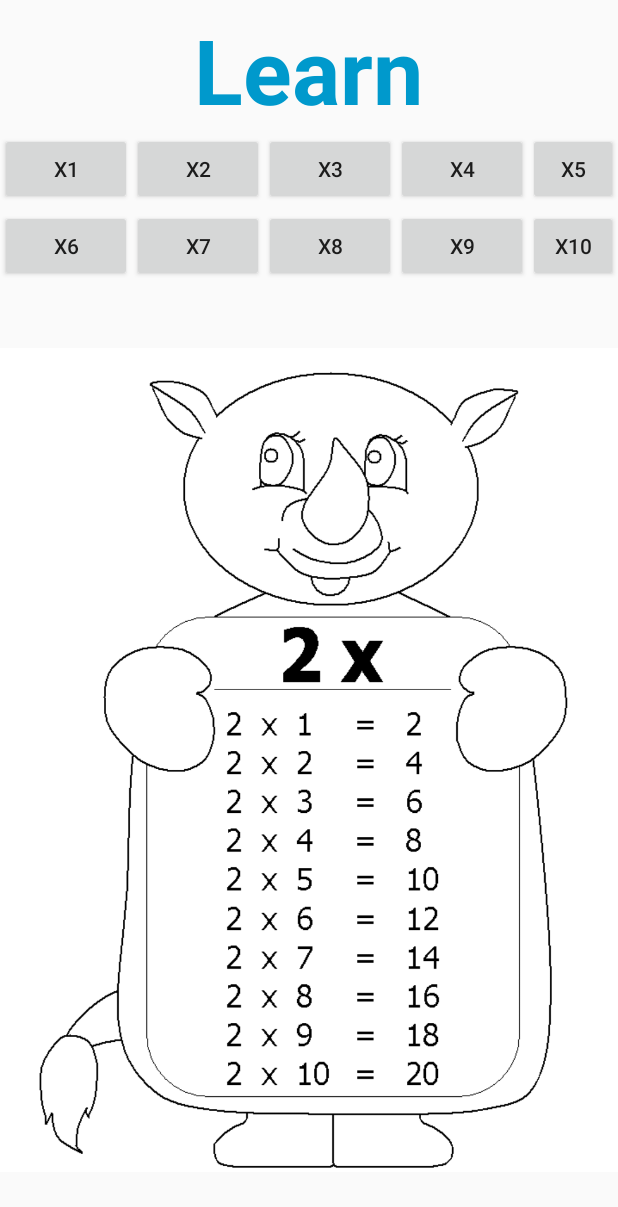
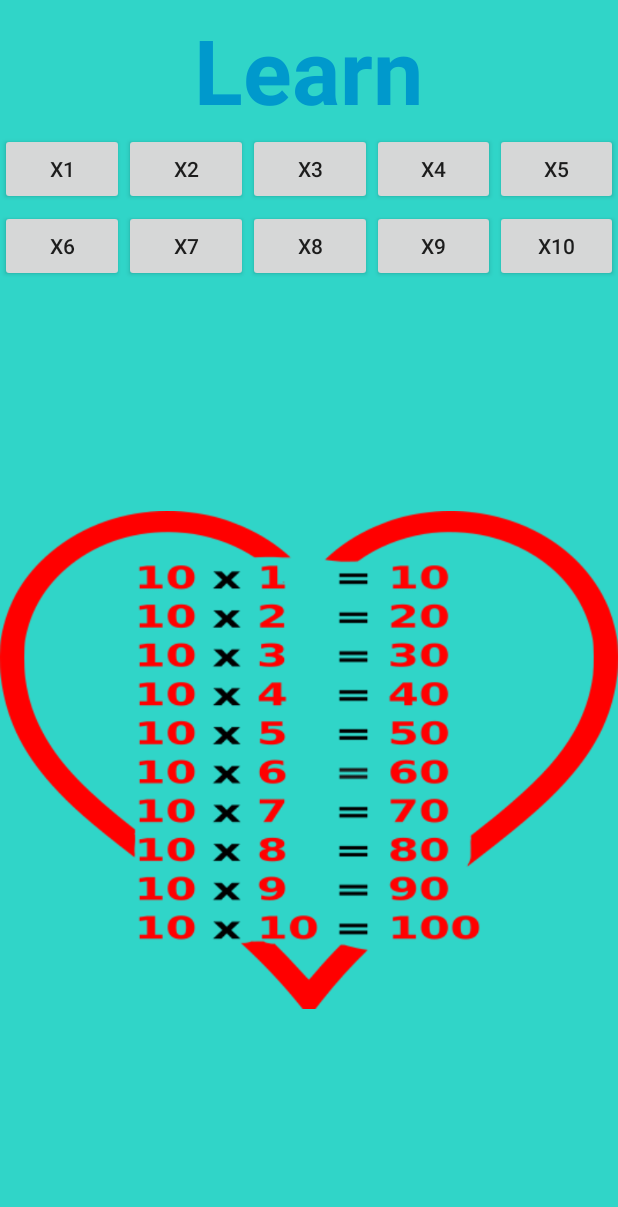
Before and after one commit to CheetaTech/MultiplicationTable, an Android app: the layout content_learn.xml on its own in the app's theme, with its tools: preview values and no code run, on a phone screen of 412 x 824 dp. Shown: the top 1207 px of the screen. Run offline under Robolectric (Android 15) with nearby library versions, the phone set to English and light mode, and no system bars.

Commit message:
Learn image tasarımları gerçekleştirildi.

```diff
--- a/app/src/main/AndroidManifest.xml
+++ b/app/src/main/AndroidManifest.xml
@@ -9,7 +9,7 @@
         android:supportsRtl="true"
         android:theme="@style/AppTheme">
         <activity
-            android:name=".TrainingActivity"
+            android:name=".LearnActivity"
             android:label="@string/title_activity_selection"
             android:theme="@style/AppTheme.NoActionBar">
             <intent-filter>
--- a/app/src/main/res/layout/content_learn.xml
+++ b/app/src/main/res/layout/content_learn.xml
@@ -2,7 +2,9 @@
 <RelativeLayout xmlns:android="http://schemas.android.com/apk/res/android"
     android:id="@+id/relativeLayout1"
     android:layout_width="fill_parent"
-    android:layout_height="fill_parent" >
+    android:layout_height="fill_parent"
+    android:background="@color/turkuaz"
+    >
 
     <LinearLayout
         android:id="@+id/trainingLinearLayout"
@@ -45,34 +47,42 @@
         <Button
             android:layout_width="wrap_content"
             android:layout_height="wrap_content"
-
+            android:layout_gravity="center"
             android:text="@string/x1"
             android:id="@+id/buttonX1"
+            android:layout_weight="1"
             />
         <Button
             android:layout_width="wrap_content"
             android:layout_height="wrap_content"
+            android:layout_gravity="center"
             android:text="@string/x2"
             android:id="@+id/buttonX2"
+            android:layout_weight="1"
             />
         <Button
             android:layout_width="wrap_content"
             android:layout_height="wrap_content"
+            android:layout_gravity="center"
             android:text="@string/x3"
-
+            android:layout_weight="1"
             android:id="@+id/buttonX3"
             />
         <Button
             android:layout_width="wrap_content"
             android:layout_height="wrap_content"
+            android:layout_gravity="center"
             android:text="@string/x4"
             android:id="@+id/buttonX4"
+            android:layout_weight="1"
             />
         <Button
             android:layout_width="wrap_content"
             android:layout_height="wrap_content"
+            android:layout_gravity="center"
             android:text="@string/x5"
             android:id="@+id/buttonX5"
+            android:layout_weight="1"
             />
 
     </LinearLayout>
@@ -94,24 +104,32 @@
             android:layout_height="wrap_content"
             android:text="@string/x6"
             android:id="@+id/buttonX6"
+            android:layout_gravity="center"
+            android:layout_weight="1"
             />
         <Button
             android:layout_width="wrap_content"
             android:layout_height="wrap_content"
             android:text="@string/x7"
             android:id="@+id/buttonX7"
+            android:layout_gravity="center"
+            android:layout_weight="1"
             />
         <Button
             android:layout_width="wrap_content"
             android:layout_height="wrap_content"
             android:text="@string/x8"
             android:id="@+id/buttonX8"
+            android:layout_gravity="center"
+            android:layout_weight="1"
             />
         <Button
             android:layout_width="wrap_content"
             android:layout_height="wrap_content"
             android:text="@string/x9"
             android:id="@+id/buttonX9"
+            android:layout_gravity="center"
+            android:layout_weight="1"
             />
 
         <Button
@@ -119,8 +137,8 @@
             android:layout_height="wrap_content"
             android:text="@string/x10"
             android:id="@+id/buttonX10"
-
-            android:layout_centerInParent="true"
+            android:layout_gravity="center"
+            android:layout_weight="1"
             />
     </LinearLayout>
 
@@ -130,9 +148,9 @@
         android:layout_below="@+id/secondLineLinearLayout"
         >
         <ImageView
-            android:layout_width="wrap_content"
-            android:layout_height="wrap_content"
-            android:src="@drawable/ikiler"/>
+            android:layout_width="match_parent"
+            android:layout_height="match_parent"
+            android:src="@drawable/tenth"/>
 
     </LinearLayout>
 </RelativeLayout>
```
Also changed, not shown: app/src/main/res/drawable/birler2.png (added), app/src/main/res/drawable/eighth.png (added), app/src/main/res/drawable/fifth.png (added), app/src/main/res/drawable/first.png (added), app/src/main/res/drawable/fourth.png (added), app/src/main/res/drawable/ninth.png (added), app/src/main/res/drawable/second.png (added), app/src/main/res/drawable/seventh.png (added), app/src/main/res/drawable/sixth.png (added), app/src/main/res/drawable/tenth.png (added), app/src/main/res/drawable/text12305.png (added), app/src/main/res/drawable/third.png (added).
